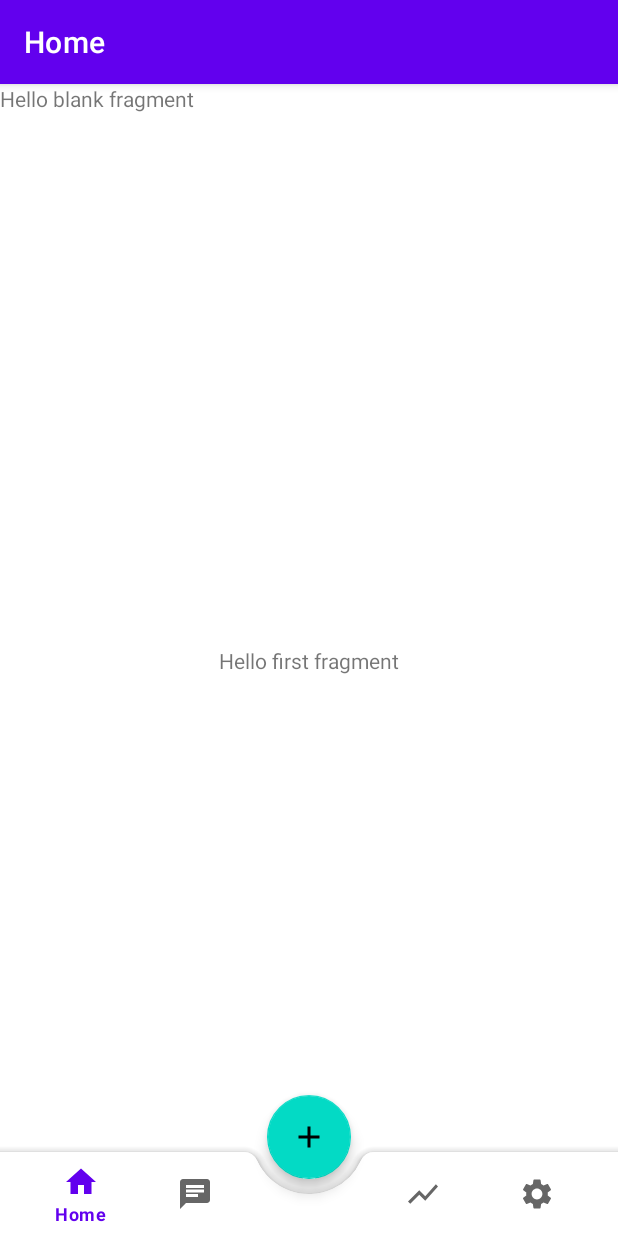
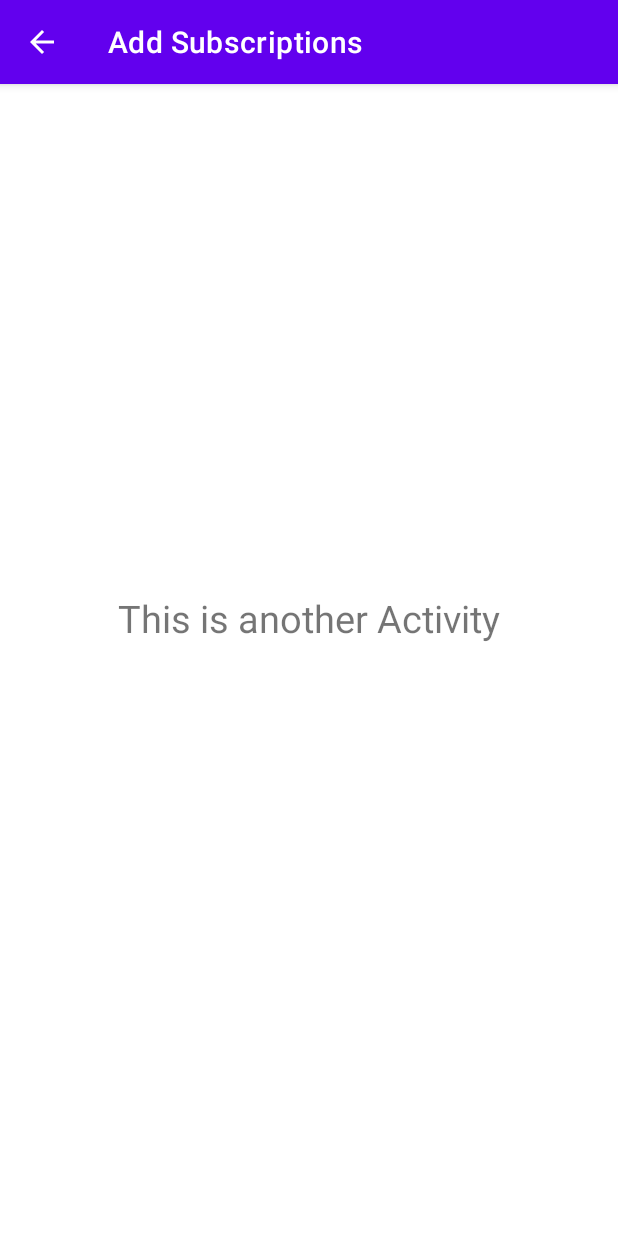
Before and after one commit to winkydes/SubMarker, an Android app: the screen it shows after launch (MainActivity before the commit, AddSubscriptionActivity after it), after a tap on "SubMarker", on a phone screen of 412 x 824 dp. Run offline under Robolectric (Android 15) with nearby library versions, the phone set to English and light mode, and no system bars; our stand-ins replace Firebase (no records; nobody signed in at launch, a user with empty details on screens opened directly), navigation-ui.

Commit message:
add subscription page is now added as activity

```diff
--- a/app/src/main/AndroidManifest.xml
+++ b/app/src/main/AndroidManifest.xml
@@ -11,6 +11,15 @@
         android:supportsRtl="true"
         android:theme="@style/Theme.SubMarker"
         tools:targetApi="31">
+        <activity
+            android:name=".AddSubscriptionActivity"
+            android:exported="false"
+            android:label="@string/add_sub_activity_label"
+            android:theme="@style/Theme.SubMarker.NoActionBar">
+            <meta-data
+                android:name="android.app.lib_name"
+                android:value="" />
+        </activity>
         <activity
             android:name=".MainActivity"
             android:exported="true"
--- /dev/null
+++ b/app/src/main/java/com/example/submarker/AddSubscriptionActivity.kt
@@ -0,0 +1,21 @@
+package com.example.submarker
+
+import androidx.appcompat.app.AppCompatActivity
+import android.os.Bundle
+import com.example.submarker.databinding.ActivityAddSubscriptionBinding
+
+class AddSubscriptionActivity : AppCompatActivity() {
+    private lateinit var binding: ActivityAddSubscriptionBinding
+    override fun onCreate(savedInstanceState: Bundle?) {
+        super.onCreate(savedInstanceState)
+        binding = ActivityAddSubscriptionBinding.inflate(layoutInflater)
+        setContentView(binding.root)
+        setSupportActionBar(binding.backableToolbar)
+        supportActionBar?.setDisplayHomeAsUpEnabled(true)
+    }
+
+    override fun onSupportNavigateUp(): Boolean {
+        onBackPressedDispatcher.onBackPressed()
+        return true
+    }
+}
--- a/app/src/main/java/com/example/submarker/AddSubscriptionFragment.kt
+++ /dev/null
@@ -1,40 +0,0 @@
-package com.example.submarker
-
-import android.os.Bundle
-import android.view.LayoutInflater
-import android.view.View
-import android.view.ViewGroup
-import androidx.appcompat.app.AppCompatActivity
-import androidx.fragment.app.Fragment
-import com.example.submarker.databinding.FragmentAddSubscriptionBinding
-import com.google.firebase.firestore.ktx.firestore
-import com.google.firebase.ktx.Firebase
-
-
-class AddSubscriptionFragment : Fragment() {
-    val db = Firebase.firestore
-    private var _binding: FragmentAddSubscriptionBinding? = null
-
-    // This property is only valid between onCreateView and
-    // onDestroyView.
-    private val binding get() = _binding!!
-
-    override fun onCreateView(
-        inflater: LayoutInflater, container: ViewGroup?,
-        savedInstanceState: Bundle?
-    ): View? {
-        (activity as AppCompatActivity?)!!.supportActionBar!!.setDisplayHomeAsUpEnabled(false)
-        _binding = FragmentAddSubscriptionBinding.inflate(inflater, container, false)
-        return binding.root
-
-    }
-
-    override fun onViewCreated(view: View, savedInstanceState: Bundle?) {
-        super.onViewCreated(view, savedInstanceState)
-    }
-
-    override fun onDestroyView() {
-        super.onDestroyView()
-        _binding = null
-    }
-}
--- a/app/src/main/java/com/example/submarker/MainActivity.kt
+++ b/app/src/main/java/com/example/submarker/MainActivity.kt
@@ -1,5 +1,6 @@
 package com.example.submarker
 
+import android.content.Intent
 import android.os.Bundle
 import androidx.appcompat.app.AppCompatActivity
 import androidx.navigation.findNavController
@@ -37,12 +38,10 @@ class MainActivity : AppCompatActivity() {
         bottomNavBar.background = null
         val fab = findViewById<FloatingActionButton>(R.id.fab)
         fab.setOnClickListener { view ->
-            val mainFragment = AddSubscriptionFragment()
-            supportFragmentManager.beginTransaction()
-                .replace(R.id.nav_host_fragment_content_main, mainFragment)
-                .commit()
+            val intent = Intent(this, AddSubscriptionActivity::class.java)
+            // start your next activity
+            startActivity(intent)
         }
-//        bottomNavBar.menu.getItem(2).isEnabled = false
     }
 
     override fun onSupportNavigateUp(): Boolean {
--- /dev/null
+++ b/app/src/main/res/layout/activity_add_subscription.xml
@@ -0,0 +1,35 @@
+<?xml version="1.0" encoding="utf-8"?>
+<androidx.constraintlayout.widget.ConstraintLayout xmlns:android="http://schemas.android.com/apk/res/android"
+    xmlns:app="http://schemas.android.com/apk/res-auto"
+    xmlns:tools="http://schemas.android.com/tools"
+    android:layout_width="match_parent"
+    android:layout_height="match_parent"
+    tools:context=".AddSubscriptionActivity">
+
+    <com.google.android.material.appbar.AppBarLayout
+        android:layout_width="match_parent"
+        android:layout_height="wrap_content"
+        app:layout_constraintTop_toTopOf="parent"
+        android:theme="@style/Theme.SubMarker.AppBarOverlay">
+
+        <androidx.appcompat.widget.Toolbar
+            android:id="@+id/backable_toolbar"
+            android:layout_width="match_parent"
+            android:layout_height="?attr/actionBarSize"
+            android:background="?attr/colorPrimary"
+            app:popupTheme="@style/Theme.SubMarker.PopupOverlay" />
+
+    </com.google.android.material.appbar.AppBarLayout>
+
+    <TextView
+        android:text="This is another Activity"
+        android:textSize="25sp"
+        android:padding="20sp"
+        android:layout_width="wrap_content"
+        android:layout_height="wrap_content"
+        app:layout_constraintTop_toTopOf="parent"
+        app:layout_constraintBottom_toBottomOf="parent"
+        app:layout_constraintStart_toStartOf="parent"
+        app:layout_constraintEnd_toEndOf="parent"/>
+
+</androidx.constraintlayout.widget.ConstraintLayout>
--- a/app/src/main/res/layout/fragment_add_subscription.xml
+++ /dev/null
@@ -1,14 +0,0 @@
-<?xml version="1.0" encoding="utf-8"?>
-<FrameLayout xmlns:android="http://schemas.android.com/apk/res/android"
-    xmlns:tools="http://schemas.android.com/tools"
-    android:layout_width="match_parent"
-    android:layout_height="match_parent"
-    tools:context=".AddSubscriptionFragment">
-
-    <!-- TODO: Update blank fragment layout -->
-    <TextView
-        android:layout_width="match_parent"
-        android:layout_height="match_parent"
-        android:text="@string/hello_blank_fragment" />
-
-</FrameLayout>
--- a/app/src/main/res/menu/bottom_navigation_menu.xml
+++ b/app/src/main/res/menu/bottom_navigation_menu.xml
@@ -11,9 +11,9 @@
         android:title="@string/btm_nav_suggestions"/>
 
     <item
-        android:id="@id/addSub"
-        android:enabled="true"
-        android:title="@string/add_sub_fragment_label" />
+        android:id="@+id/blank"
+        android:enabled="false"
+        android:title="" />
 
     <item
         android:id="@id/dashboard"
--- a/app/src/main/res/navigation/nav_graph.xml
+++ b/app/src/main/res/navigation/nav_graph.xml
@@ -25,15 +25,9 @@
     </fragment>
     <fragment
         android:id="@+id/settings"
-        android:name="com.example.submarker.AddSubscriptionFragment"
+        android:name="com.example.submarker.SettingsFragment"
         android:label="@string/settings_fragment_label"
         tools:layout="@layout/fragment_settings">
     </fragment>
-    <fragment
-        android:id="@+id/addSub"
-        android:name="com.example.submarker.AddSubscriptionFragment"
-        android:label="@string/add_sub_fragment_label"
-        tools:layout="@layout/fragment_add_subscription">
-    </fragment>
 
 </navigation>
--- a/app/src/main/res/values/strings.xml
+++ b/app/src/main/res/values/strings.xml
@@ -6,7 +6,7 @@
     <string name="suggestion_fragment_label">Suggestion</string>
     <string name="dashboard_fragment_label">Dashboard</string>
     <string name="settings_fragment_label">Settings</string>
-    <string name="add_sub_fragment_label">Add Subscriptions</string>
+    <string name="add_sub_activity_label">Add Subscriptions</string>
     <string name="next">Next</string>
     <string name="previous">Previous</string>
 
```
